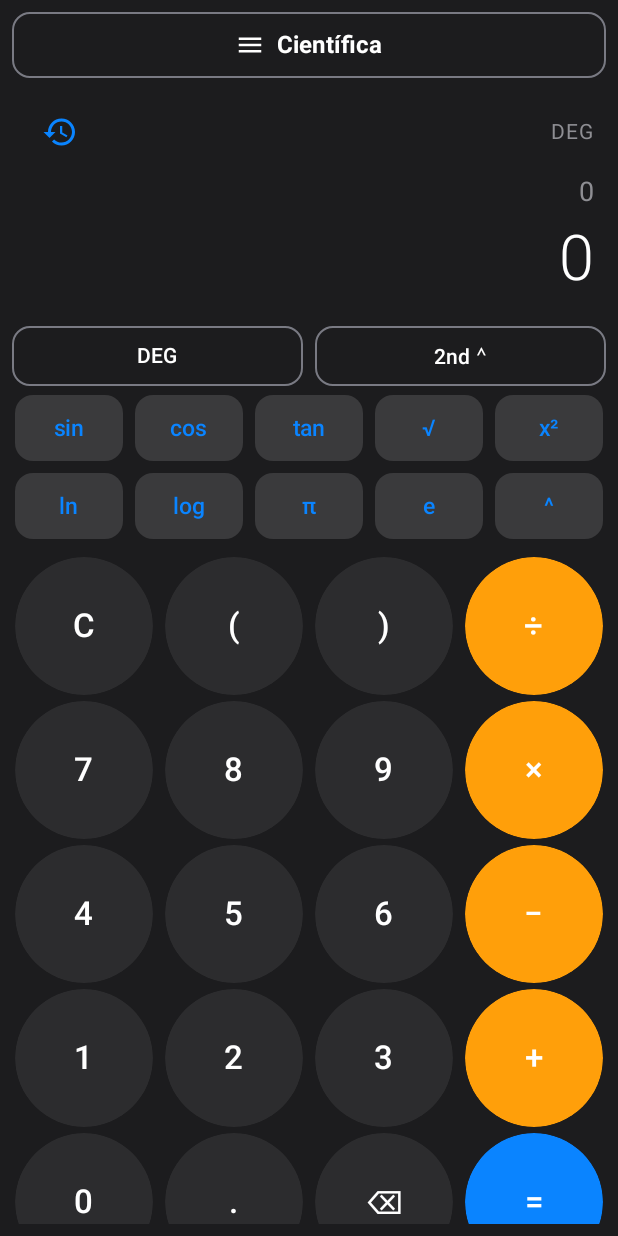
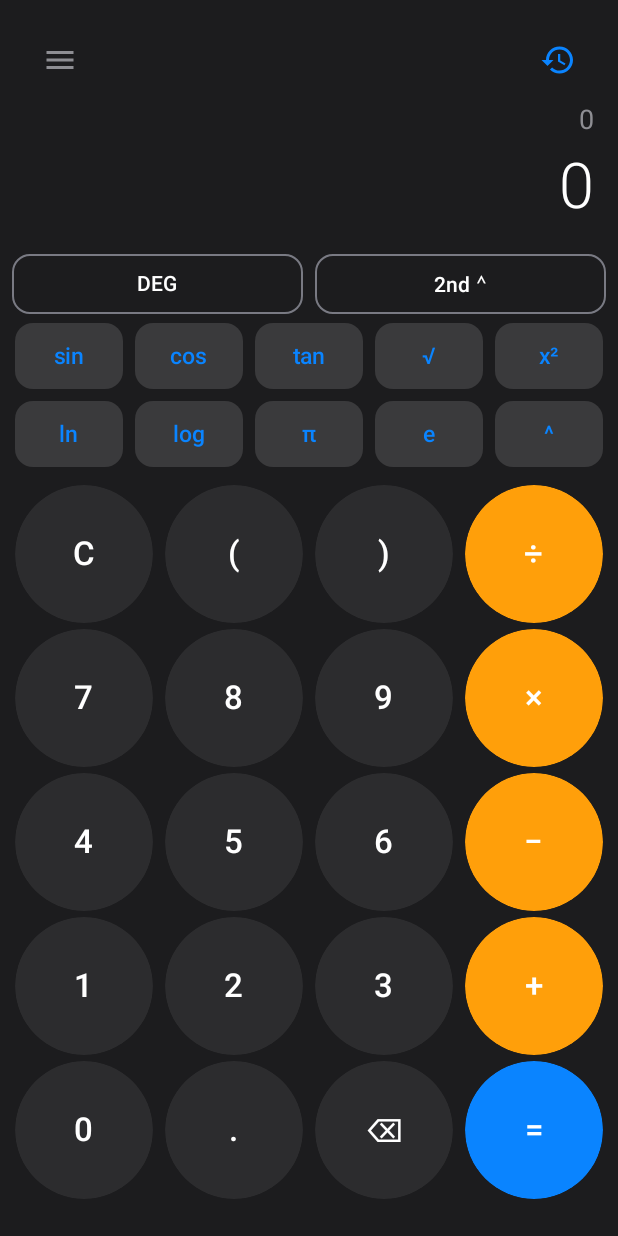
Before and after one commit to JosueBenitez00/Proyecto_Android_studio_isw-28, an Android app built with Jetpack Compose: the screen it shows after launch (MainActivity), on a phone screen of 412 x 824 dp. Run offline under Robolectric (Android 15) with nearby library versions, the phone set to English and light mode, and no system bars.

Commit message:
Update MainActivity.kt

```diff
--- a/app/src/main/java/com/example/proyecto_android_studio_isw_28/MainActivity.kt
+++ b/app/src/main/java/com/example/proyecto_android_studio_isw_28/MainActivity.kt
@@ -17,7 +17,7 @@ import androidx.compose.material.icons.Icons
 import androidx.compose.material.icons.filled.ContentCopy
 import androidx.compose.material.icons.filled.Delete
 import androidx.compose.material.icons.filled.History
-import androidx.compose.material.icons.filled.Menu // ✅ Icono de hamburguesa
+import androidx.compose.material.icons.filled.Menu
 import androidx.compose.material3.*
 import androidx.compose.runtime.*
 import androidx.compose.ui.Alignment
@@ -37,7 +37,6 @@ import java.text.SimpleDateFormat
 import java.util.Date
 import java.util.Locale
 
-// 🔀 Paleta centralizada
 object AppColors {
     val Background = Color(0xFF1C1C1E)
     val Surface = Color(0xFF2C2C2E)
@@ -163,6 +162,7 @@ fun CalculatorApp(historyRepository: HistoryRepository) {
         }
     }
 
+    // Modificado para que divisas calcule automáticamente
     fun handleNumericKey(key: String, isCurrency: Boolean) {
         if (isCurrency) {
             when (key) {
@@ -175,6 +175,7 @@ fun CalculatorApp(historyRepository: HistoryRepository) {
                 "." -> if (!amountText.contains(".")) amountText += "."
                 else -> amountText = if (amountText == "0") key else amountText + key
             }
+            evaluateCurrency() // ✅ Auto calcular en divisas
         } else {
             when (key) {
                 "⌫" -> backspace()
@@ -195,32 +196,37 @@ fun CalculatorApp(historyRepository: HistoryRepository) {
             .verticalScroll(rememberScrollState()),
         horizontalAlignment = Alignment.CenterHorizontally
     ) {
-        // ---------- SUBMENÚ HAMBURGUESA ----------
-        Box(modifier = Modifier.fillMaxWidth().padding(bottom = 4.dp)) {
-            OutlinedButton(
-                onClick = { showModeMenu = true },
-                modifier = Modifier.fillMaxWidth().height(44.dp),
-                shape = RoundedCornerShape(12.dp),
-                contentPadding = PaddingValues(horizontal = 8.dp)
+        // ---------- PANTALLA (DISPLAY) ----------
+        Box(
+            modifier = Modifier
+                .fillMaxWidth()
+                .heightIn(min = 140.dp, max = 160.dp)
+                .padding(8.dp),
+            contentAlignment = Alignment.BottomEnd
         ) {
+            Column(
+                horizontalAlignment = Alignment.End,
+                verticalArrangement = Arrangement.Bottom,
+                modifier = Modifier.fillMaxWidth()
+            ) {
+                Row(
+                    modifier = Modifier.fillMaxWidth(),
+                    horizontalArrangement = Arrangement.SpaceBetween,
+                    verticalAlignment = Alignment.CenterVertically
+                ) {
+                    // ✅ Menú hamburguesa en la parte inferior izquierda del display
+                    Box {
+                        IconButton(onClick = { showModeMenu = true }) {
                             Icon(
-                    imageVector = Icons.Default.Menu, // ✅ Icono de hamburguesa
-                    contentDescription = "Menú",
-                    tint = AppColors.TextPrimary,
-                    modifier = Modifier.size(20.dp)
-                )
-                Spacer(modifier = Modifier.width(8.dp))
-                Text(
-                    text = if (mode == CalcMode.SCIENTIFIC) "Científica" else "Divisas",
-                    color = AppColors.TextPrimary,
-                    fontSize = 16.sp,
-                    fontWeight = FontWeight.Bold
+                                imageVector = Icons.Default.Menu,
+                                contentDescription = "Menú de modos",
+                                tint = AppColors.TextSecondary
                             )
                         }
                         DropdownMenu(
                             expanded = showModeMenu,
                             onDismissRequest = { showModeMenu = false },
-                modifier = Modifier.background(AppColors.Surface).fillMaxWidth(0.9f)
+                            modifier = Modifier.background(AppColors.Surface)
                         ) {
                             DropdownMenuItem(
                                 text = { Text("Científica", color = AppColors.TextPrimary) },
@@ -239,24 +245,6 @@ fun CalculatorApp(historyRepository: HistoryRepository) {
                         }
                     }
 
-        // ---------- PANTALLA (DISPLAY) ----------
-        Box(
-            modifier = Modifier
-                .fillMaxWidth()
-                .heightIn(min = 140.dp, max = 160.dp)
-                .padding(8.dp),
-            contentAlignment = Alignment.BottomEnd
-        ) {
-            Column(
-                horizontalAlignment = Alignment.End,
-                verticalArrangement = Arrangement.Bottom,
-                modifier = Modifier.fillMaxWidth()
-            ) {
-                Row(
-                    modifier = Modifier.fillMaxWidth(),
-                    horizontalArrangement = Arrangement.SpaceBetween,
-                    verticalAlignment = Alignment.CenterVertically
-                ) {
                     IconButton(onClick = { showHistorySheet = true }) {
                         Icon(
                             imageVector = Icons.Default.History,
@@ -264,15 +252,6 @@ fun CalculatorApp(historyRepository: HistoryRepository) {
                             tint = AppColors.AccentBlue
                         )
                     }
-                    Text(
-                        text = when {
-                            mode == CalcMode.CURRENCY -> "DIVISAS"
-                            isDegreeMode -> "DEG"
-                            else -> "RAD"
-                        },
-                        color = AppColors.TextSecondary,
-                        fontSize = 14.sp
-                    )
                 }
 
                 Spacer(modifier = Modifier.height(4.dp))
@@ -424,8 +403,7 @@ fun CalculatorApp(historyRepository: HistoryRepository) {
                                 onClick = {
                                     fromCurrency = c.code
                                     showFromMenu = false
-                                    currencyResult = ""
-                                    currencyError = ""
+                                    evaluateCurrency() // ✅ Auto calcular
                                 }
                             )
                         }
@@ -454,8 +432,7 @@ fun CalculatorApp(historyRepository: HistoryRepository) {
                                 onClick = {
                                     toCurrency = c.code
                                     showToMenu = false
-                                    currencyResult = ""
-                                    currencyError = ""
+                                    evaluateCurrency() // ✅ Auto calcular
                                 }
                             )
                         }
@@ -499,7 +476,7 @@ fun CalculatorApp(historyRepository: HistoryRepository) {
                                 when (button) {
                                     "C" -> clearAll()
                                     "⌫" -> backspace()
-                                    "=" -> evaluateScientific()
+                                    "=" -> evaluateScientific() // ✅ Calcula al presionar =
                                     "." -> {
                                         val lastNum = expression.split(Regex("[+\\-×÷^()]")).lastOrNull() ?: ""
                                         if (!lastNum.contains(".")) appendToExpression(".")
@@ -519,28 +496,7 @@ fun CalculatorApp(historyRepository: HistoryRepository) {
             }
         }
 
-        // ---------- BOTÓN PRINCIPAL (Solo para Divisas) ----------
-        if (mode == CalcMode.CURRENCY) { // ✅ El botón solo se muestra en modo Divisas
-            Spacer(modifier = Modifier.height(8.dp))
-            Button(
-                onClick = { evaluateCurrency() },
-                modifier = Modifier
-                    .fillMaxWidth()
-                    .height(56.dp),
-                shape = RoundedCornerShape(16.dp),
-                colors = ButtonDefaults.buttonColors(
-                    containerColor = AppColors.AccentOrange
-                )
-            ) {
-                Text(
-                    text = "Convertir",
-                    fontSize = 18.sp,
-                    fontWeight = FontWeight.Bold,
-                    color = Color.White
-                )
-            }
-        }
-
+        // ✅ Se ha eliminado por completo el botón grande de "Calcular/Convertir"
         Spacer(modifier = Modifier.height(16.dp))
     }
 
```
Lines whose indentation alone changed are shown as unchanged.
